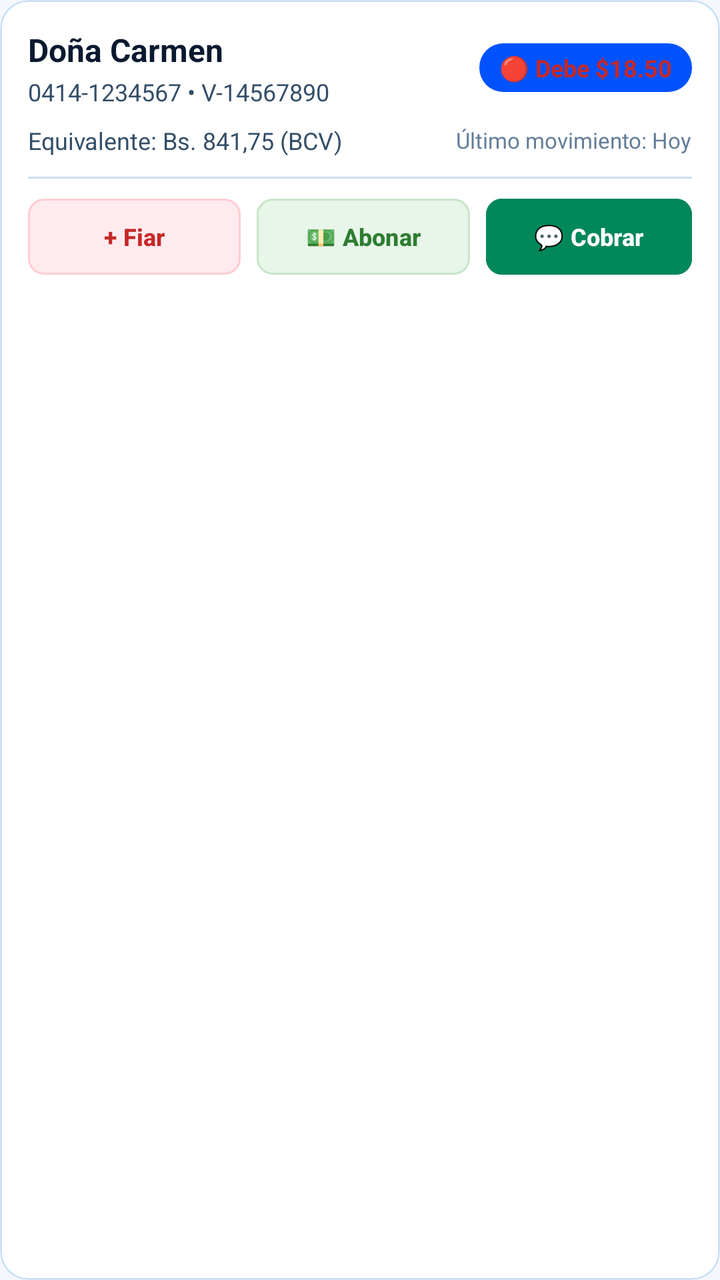
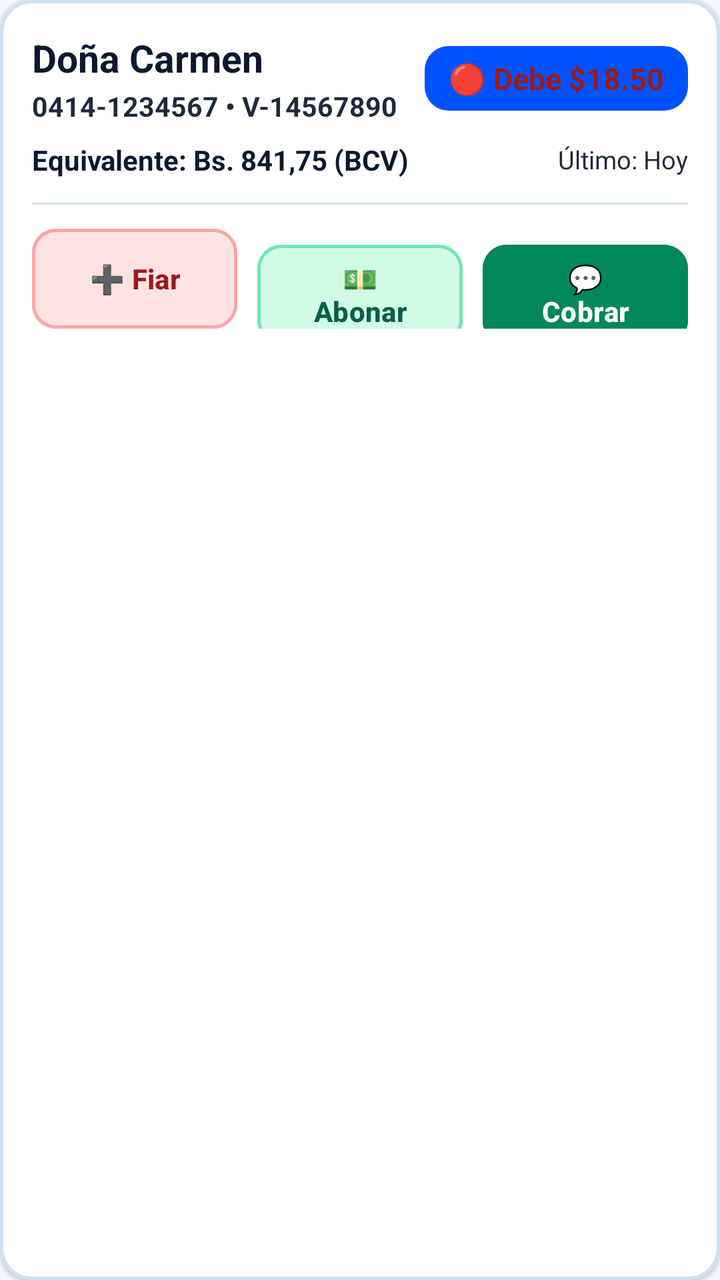

An Android layout rendered at two revisions. The XML below is the earlier revision; the diff shows what the commit changed to produce the second picture.
<!-- AndroidManifest.xml: application theme Theme.Zeasy -->
<!-- res/layout/item_debtor.xml -->
<?xml version="1.0" encoding="utf-8"?>
<com.google.android.material.card.MaterialCardView xmlns:android="http://schemas.android.com/apk/res/android"
    xmlns:app="http://schemas.android.com/apk/res-auto"
    android:layout_width="match_parent"
    android:layout_height="wrap_content"
    android:layout_marginBottom="10dp"
    app:cardCornerRadius="14dp"
    app:cardElevation="0dp"
    app:strokeColor="@color/border"
    app:strokeWidth="1dp"
    app:cardBackgroundColor="@color/surface">

    <LinearLayout
        android:layout_width="match_parent"
        android:layout_height="wrap_content"
        android:orientation="vertical"
        android:padding="14dp">

        
        <LinearLayout
            android:layout_width="match_parent"
            android:layout_height="wrap_content"
            android:orientation="horizontal"
            android:gravity="center_vertical">

            <LinearLayout
                android:layout_width="0dp"
                android:layout_height="wrap_content"
                android:layout_weight="1"
                android:orientation="vertical">

                <TextView
                    android:id="@+id/tvDebtorName"
                    android:layout_width="wrap_content"
                    android:layout_height="wrap_content"
                    android:text="Doña Carmen"
                    android:textStyle="bold"
                    android:textColor="@color/text_primary"
                    android:textSize="16sp" />

                <TextView
                    android:id="@+id/tvDebtorMeta"
                    android:layout_width="wrap_content"
                    android:layout_height="wrap_content"
                    android:text="0414-1234567 • V-14567890"
                    android:textColor="@color/text_secondary"
                    android:textSize="12sp"
                    android:layout_marginTop="2dp" />
            </LinearLayout>

            <TextView
                android:id="@+id/tvDebtorStatusBadge"
                android:layout_width="wrap_content"
                android:layout_height="wrap_content"
                android:text="🔴 Debe $18.50"
                android:textStyle="bold"
                android:textSize="12sp"
                android:paddingHorizontal="10dp"
                android:paddingVertical="4dp"
                android:background="@drawable/bg_badge_rounded"
                android:textColor="#C62828" />
        </LinearLayout>

        
        <LinearLayout
            android:layout_width="match_parent"
            android:layout_height="wrap_content"
            android:orientation="horizontal"
            android:layout_marginTop="8dp"
            android:gravity="center_vertical">

            <TextView
                android:id="@+id/tvDebtorBalanceVes"
                android:layout_width="0dp"
                android:layout_height="wrap_content"
                android:layout_weight="1"
                android:text="Equivalente: Bs. 841,75 (BCV)"
                android:textColor="@color/text_secondary"
                android:textSize="12sp" />

            <TextView
                android:id="@+id/tvDebtorUpdatedTime"
                android:layout_width="wrap_content"
                android:layout_height="wrap_content"
                android:text="Último movimiento: Hoy"
                android:textColor="@color/text_muted"
                android:textSize="11sp" />
        </LinearLayout>

        <View
            android:layout_width="match_parent"
            android:layout_height="1dp"
            android:background="@color/border"
            android:layout_marginVertical="10dp" />

        
        <LinearLayout
            android:layout_width="match_parent"
            android:layout_height="wrap_content"
            android:orientation="horizontal">

            <com.google.android.material.button.MaterialButton
                android:id="@+id/btnItemAddCharge"
                android:layout_width="0dp"
                android:layout_height="38dp"
                android:layout_weight="1"
                android:layout_marginEnd="4dp"
                android:text="+ Fiar"
                android:textSize="12sp"
                android:textStyle="bold"
                app:cornerRadius="8dp"
                android:backgroundTint="#FFEBEE"
                android:textColor="#C62828"
                android:insetTop="0dp"
                android:insetBottom="0dp"
                app:strokeWidth="1dp"
                app:strokeColor="#FFCDD2" />

            <com.google.android.material.button.MaterialButton
                android:id="@+id/btnItemAddPayment"
                android:layout_width="0dp"
                android:layout_height="38dp"
                android:layout_weight="1"
                android:layout_marginHorizontal="4dp"
                android:text="💵 Abonar"
                android:textSize="12sp"
                android:textStyle="bold"
                app:cornerRadius="8dp"
                android:backgroundTint="#E8F5E9"
                android:textColor="#2E7D32"
                android:insetTop="0dp"
                android:insetBottom="0dp"
                app:strokeWidth="1dp"
                app:strokeColor="#C8E6C9" />

            <com.google.android.material.button.MaterialButton
                android:id="@+id/btnItemWhatsApp"
                android:layout_width="wrap_content"
                android:layout_height="38dp"
                android:layout_marginStart="4dp"
                android:text="💬 Cobrar"
                android:textSize="12sp"
                android:textStyle="bold"
                app:cornerRadius="8dp"
                android:backgroundTint="#00875A"
                android:textColor="@color/white"
                android:insetTop="0dp"
                android:insetBottom="0dp" />
        </LinearLayout>

    </LinearLayout>
</com.google.android.material.card.MaterialCardView>
<!-- resources referenced by this layout -->
<resources>
  <color name="border">#CFE0F5</color>
  <color name="surface">#FFFFFF</color>
  <color name="text_muted">#627D98</color>
  <color name="text_primary">#0A192F</color>
  <color name="text_secondary">#334E68</color>
  <color name="white">#FFFFFF</color>
  <!-- drawable bg_badge_rounded (drawable) -->
  <?xml version="1.0" encoding="utf-8"?>
  <shape xmlns:android="http://schemas.android.com/apk/res/android"
      android:shape="rectangle">
      <corners android:radius="12dp" />
      <solid android:color="@color/accent_blue" />
  </shape>
  <style name="Theme.Zeasy" parent="Theme.Material3.DayNight.NoActionBar">
          
          <item name="colorPrimary">@color/accent_green</item>
          <item name="colorPrimaryContainer">@color/accent_green_bg</item>
          <item name="colorOnPrimary">@color/white</item>
          <item name="colorSecondary">@color/accent_blue</item>
          <item name="colorSecondaryContainer">@color/accent_blue_bg</item>
  
          
          <item name="android:statusBarColor">@color/primary</item>
          <item name="android:windowLightStatusBar">false</item>
          <item name="android:colorBackground">@color/background</item>
  
          
          <item name="android:textColor">@color/text_primary</item>
  
          
          <item name="bottomNavigationStyle">@style/Widget.Zeasy.BottomNavigationView</item>
      </style>
  <color name="accent_blue">#0052FF</color>
  <color name="accent_green">#00875A</color>
  <color name="accent_green_bg">#E3FCEF</color>
  <color name="accent_blue_bg">#EFF6FF</color>
  <color name="primary">#0A2540</color>
  <color name="background">#F4F8FC</color>
  <style name="Widget.Zeasy.BottomNavigationView" parent="Widget.Material3.BottomNavigationView">
          <item name="itemRippleColor">@color/accent_green_bg</item>
          <item name="android:background">@color/surface</item>
          <item name="itemIconTint">@color/nav_selector</item>
          <item name="itemTextColor">@color/nav_selector</item>
      </style>
</resources>

<!-- the commit's change to res/layout/item_debtor.xml (unified diff, before → after) -->
@@ -3,18 +3,18 @@
     xmlns:app="http://schemas.android.com/apk/res-auto"
     android:layout_width="match_parent"
     android:layout_height="wrap_content"
-    android:layout_marginBottom="10dp"
-    app:cardCornerRadius="14dp"
-    app:cardElevation="0dp"
+    android:layout_marginBottom="12dp"
+    app:cardCornerRadius="16dp"
+    app:cardElevation="1dp"
     app:strokeColor="@color/border"
-    app:strokeWidth="1dp"
+    app:strokeWidth="1.5dp"
     app:cardBackgroundColor="@color/surface">
 
     <LinearLayout
         android:layout_width="match_parent"
         android:layout_height="wrap_content"
         android:orientation="vertical"
-        android:padding="14dp">
+        android:padding="16dp">
 
         
         <LinearLayout
@@ -36,7 +36,7 @@
                     android:text="Doña Carmen"
                     android:textStyle="bold"
                     android:textColor="@color/text_primary"
-                    android:textSize="16sp" />
+                    android:textSize="19sp" />
 
                 <TextView
                     android:id="@+id/tvDebtorMeta"
@@ -44,7 +44,8 @@
                     android:layout_height="wrap_content"
                     android:text="0414-1234567 • V-14567890"
                     android:textColor="@color/text_secondary"
-                    android:textSize="12sp"
+                    android:textStyle="bold"
+                    android:textSize="13.5sp"
                     android:layout_marginTop="2dp" />
             </LinearLayout>
 
@@ -54,11 +55,11 @@
                 android:layout_height="wrap_content"
                 android:text="🔴 Debe $18.50"
                 android:textStyle="bold"
-                android:textSize="12sp"
-                android:paddingHorizontal="10dp"
-                android:paddingVertical="4dp"
+                android:textSize="15sp"
+                android:paddingHorizontal="12dp"
+                android:paddingVertical="6dp"
                 android:background="@drawable/bg_badge_rounded"
-                android:textColor="#C62828" />
+                android:textColor="#991B1B" />
         </LinearLayout>
 
         
@@ -75,23 +76,24 @@
                 android:layout_height="wrap_content"
                 android:layout_weight="1"
                 android:text="Equivalente: Bs. 841,75 (BCV)"
-                android:textColor="@color/text_secondary"
-                android:textSize="12sp" />
+                android:textColor="@color/text_primary"
+                android:textStyle="bold"
+                android:textSize="14sp" />
 
             <TextView
                 android:id="@+id/tvDebtorUpdatedTime"
                 android:layout_width="wrap_content"
                 android:layout_height="wrap_content"
-                android:text="Último movimiento: Hoy"
-                android:textColor="@color/text_muted"
-                android:textSize="11sp" />
+                android:text="Último: Hoy"
+                android:textColor="@color/text_secondary"
+                android:textSize="12.5sp" />
         </LinearLayout>
 
         <View
             android:layout_width="match_parent"
             android:layout_height="1dp"
             android:background="@color/border"
-            android:layout_marginVertical="10dp" />
+            android:layout_marginVertical="12dp" />
 
         
         <LinearLayout
@@ -102,46 +104,50 @@
             <com.google.android.material.button.MaterialButton
                 android:id="@+id/btnItemAddCharge"
                 android:layout_width="0dp"
-                android:layout_height="38dp"
+                android:layout_height="50dp"
                 android:layout_weight="1"
-                android:layout_marginEnd="4dp"
-                android:text="+ Fiar"
-                android:textSize="12sp"
+                android:layout_marginEnd="5dp"
+                android:text="➕ Fiar"
+                android:textAllCaps="false"
+                android:textSize="14sp"
                 android:textStyle="bold"
-                app:cornerRadius="8dp"
-                android:backgroundTint="#FFEBEE"
-                android:textColor="#C62828"
+                app:cornerRadius="12dp"
+                android:backgroundTint="#FEE2E2"
+                android:textColor="#991B1B"
                 android:insetTop="0dp"
                 android:insetBottom="0dp"
-                app:strokeWidth="1dp"
-                app:strokeColor="#FFCDD2" />
+                app:strokeWidth="1.5dp"
+                app:strokeColor="#FCA5A5" />
 
             <com.google.android.material.button.MaterialButton
                 android:id="@+id/btnItemAddPayment"
                 android:layout_width="0dp"
-                android:layout_height="38dp"
+                android:layout_height="50dp"
                 android:layout_weight="1"
-                android:layout_marginHorizontal="4dp"
+                android:layout_marginHorizontal="5dp"
                 android:text="💵 Abonar"
-                android:textSize="12sp"
+                android:textAllCaps="false"
+                android:textSize="14sp"
                 android:textStyle="bold"
-                app:cornerRadius="8dp"
-                android:backgroundTint="#E8F5E9"
-                android:textColor="#2E7D32"
+                app:cornerRadius="12dp"
+                android:backgroundTint="#D1FAE5"
+                android:textColor="#065F46"
                 android:insetTop="0dp"
                 android:insetBottom="0dp"
-                app:strokeWidth="1dp"
-                app:strokeColor="#C8E6C9" />
+                app:strokeWidth="1.5dp"
+                app:strokeColor="#6EE7B7" />
 
             <com.google.android.material.button.MaterialButton
                 android:id="@+id/btnItemWhatsApp"
-                android:layout_width="wrap_content"
-                android:layout_height="38dp"
-                android:layout_marginStart="4dp"
+                android:layout_width="0dp"
+                android:layout_height="50dp"
+                android:layout_weight="1"
+                android:layout_marginStart="5dp"
                 android:text="💬 Cobrar"
-                android:textSize="12sp"
+                android:textAllCaps="false"
+                android:textSize="14sp"
                 android:textStyle="bold"
-                app:cornerRadius="8dp"
+                app:cornerRadius="12dp"
                 android:backgroundTint="#00875A"
                 android:textColor="@color/white"
                 android:insetTop="0dp"
<!-- resource entries referenced after the edit -->
@@ -2,9 +2,8 @@
 <resources>
   <color name="border">#CFE0F5</color>
   <color name="surface">#FFFFFF</color>
-  <color name="text_muted">#627D98</color>
   <color name="text_primary">#0A192F</color>
-  <color name="text_secondary">#334E68</color>
+  <color name="text_secondary">#1E293B</color>
   <color name="white">#FFFFFF</color>
   <!-- drawable bg_badge_rounded (drawable) -->
   <?xml version="1.0" encoding="utf-8"?>
